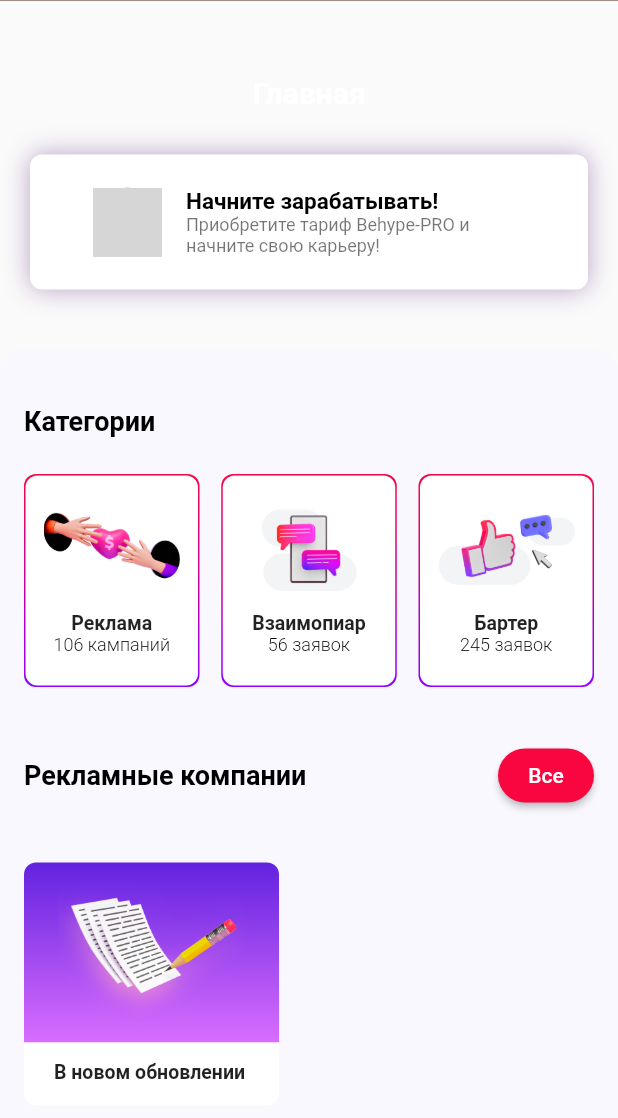
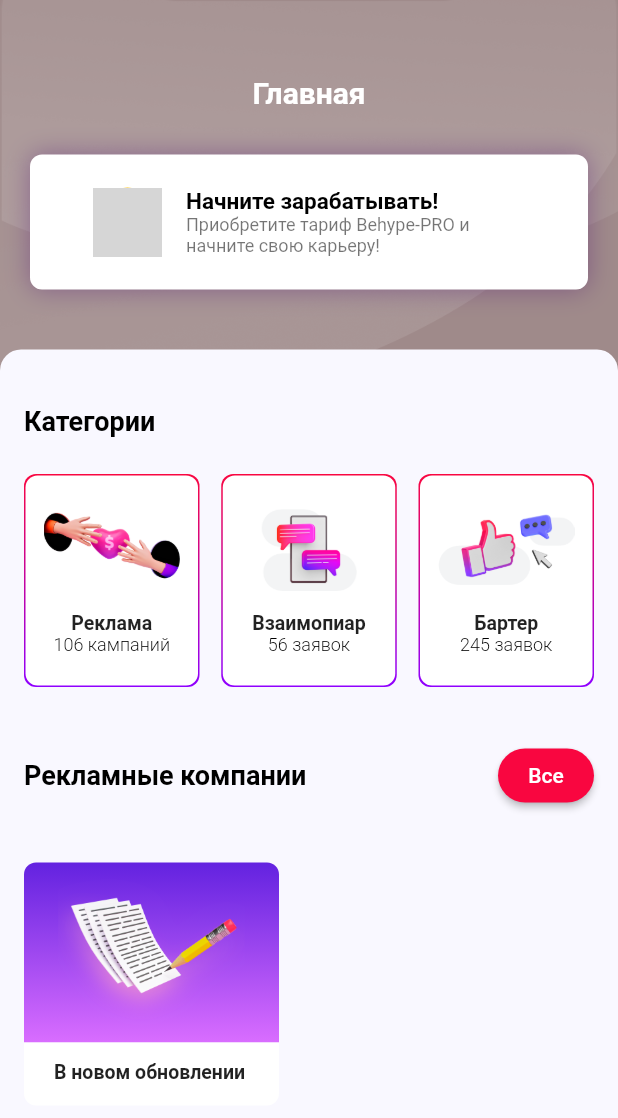
Before and after one commit to AliNurs/flutter_task5, a Flutter app: the screen it shows after launch, on a phone screen of 412 x 824 dp. Shown: the top 1118 px of the screen. Run offline on Flutter 3.47's test engine with Material 2 defaults, Android fonts, the phone set to English and light mode, and no system bars; grey boxes are pictures that could not be loaded.

```diff
--- a/lib/screens/home_screen/MainScreenWidgets.dart
+++ b/lib/screens/home_screen/MainScreenWidgets.dart
@@ -20,37 +20,7 @@ class MainScreenWidgets extends StatelessWidget {
         const SizedBox(
           height: 10,
         ),
-        Padding(
-          padding: const EdgeInsets.all(20),
-          child: Container(
-            padding: EdgeInsets.symmetric(horizontal: 26, vertical: 18),
-            width: double.infinity,
-            decoration: BoxDecoration(
-                color: Colors.white,
-                borderRadius: BorderRadius.circular(8),
-                boxShadow: [
-                  BoxShadow(
-                      color: Color(0xff45006F).withOpacity(0.35),
-                      blurRadius: 14),
-                ]),
-            child: ListTile(
-              leading: Container(
-                decoration: BoxDecoration(
-                  color: Colors.amber,
-                  borderRadius: BorderRadius.circular(25),
-                ),
-                height: 46,
-                width: 46,
-                child: Image.asset(AppImages.molniya),
-              ),
-              title: Text('Начните зарабатывать!',
-                  style: AppTextStyles.black15w700),
-              subtitle: Text(
-                  style: TextStyle(fontSize: 12),
-                  'Приобретите тариф Behype-PRO и начните свою карьеру!'),
-            ),
-          ),
-        ),
+        const Glavnaya(),
         const SizedBox(
           height: 20,
         ),
@@ -66,6 +36,69 @@ class MainScreenWidgets extends StatelessWidget {
             ),
             padding: EdgeInsets.symmetric(horizontal: 16, vertical: 37),
             child: Column(
+              children: const [
+                Category(),
+                SizedBox(
+                  height: 35,
+                ),
+                ReklamniyPart(),
+              ],
+            ),
+          ),
+        ),
+      ],
+    );
+  }
+}
+// Under this codes Three Parts
+//                               Glavnaya()
+//                                         Category()
+//                                                   ReklamniyPart()
+
+class Glavnaya extends StatelessWidget {
+  const Glavnaya({Key? key}) : super(key: key);
+
+  @override
+  Widget build(BuildContext context) {
+    return Padding(
+      padding: const EdgeInsets.all(20),
+      child: Container(
+        padding: EdgeInsets.symmetric(horizontal: 26, vertical: 18),
+        width: double.infinity,
+        decoration: BoxDecoration(
+            color: Colors.white,
+            borderRadius: BorderRadius.circular(8),
+            boxShadow: [
+              BoxShadow(
+                  color: Color(0xff45006F).withOpacity(0.35), blurRadius: 14),
+            ]),
+        child: ListTile(
+          leading: Container(
+            decoration: BoxDecoration(
+              color: Colors.amber,
+              borderRadius: BorderRadius.circular(25),
+            ),
+            height: 46,
+            width: 46,
+            child: Image.asset(AppImages.molniya),
+          ),
+          title:
+              Text('Начните зарабатывать!', style: AppTextStyles.black15w700),
+          subtitle: Text(
+              style: TextStyle(fontSize: 12),
+              'Приобретите тариф Behype-PRO и начните свою карьеру!'),
+        ),
+      ),
+    );
+  }
+}
+
+class Category extends StatelessWidget {
+  const Category({Key? key}) : super(key: key);
+
+  @override
+  Widget build(BuildContext context) {
+    return Column(
       crossAxisAlignment: CrossAxisAlignment.start,
       children: [
         const Text('Категории', style: AppTextStyles.black18w700),
@@ -92,9 +125,19 @@ class MainScreenWidgets extends StatelessWidget {
             ),
           ],
         ),
-                const SizedBox(
-                  height: 35,
-                ),
+      ],
+    );
+  }
+}
+
+class ReklamniyPart extends StatelessWidget {
+  const ReklamniyPart({Key? key}) : super(key: key);
+
+  @override
+  Widget build(BuildContext context) {
+    return Column(
+      crossAxisAlignment: CrossAxisAlignment.start,
+      children: [
         Row(
           mainAxisAlignment: MainAxisAlignment.spaceBetween,
           children: [
@@ -128,17 +171,13 @@ class MainScreenWidgets extends StatelessWidget {
                     topLeft: Radius.circular(8),
                     topRight: Radius.circular(8),
                   ),
-                          gradient: LinearGradient(
-                              colors: [
+                  gradient: LinearGradient(colors: [
                     Color(0xff6322E0),
                     Color(0xffD96DFF),
-                              ],
-                              begin: Alignment.topCenter,
-                              end: Alignment.bottomCenter),
+                  ], begin: Alignment.topCenter, end: Alignment.bottomCenter),
                 ),
                 child: Padding(
-                          padding: EdgeInsets.symmetric(
-                              vertical: 11, horizontal: 15),
+                  padding: EdgeInsets.symmetric(vertical: 11, horizontal: 15),
                   child: Image.asset(AppImages.list),
                 ),
                 height: 120,
@@ -155,8 +194,7 @@ class MainScreenWidgets extends StatelessWidget {
                 height: 42,
                 width: double.infinity,
                 child: const Padding(
-                          padding: EdgeInsets.symmetric(
-                              horizontal: 20, vertical: 12),
+                  padding: EdgeInsets.symmetric(horizontal: 20, vertical: 12),
                   child: Text('В новом обновлении',
                       style: AppTextStyles.black13w700),
                 ),
@@ -165,10 +203,6 @@ class MainScreenWidgets extends StatelessWidget {
           ),
         ),
       ],
-            ),
-          ),
-        ),
-      ],
     );
   }
 }
--- a/lib/screens/home_screen/home_page.dart
+++ b/lib/screens/home_screen/home_page.dart
@@ -14,11 +14,11 @@ class HomePage extends StatelessWidget {
       body: Stack(
         children: const [
           BodyImage(
-            height: 0.66,
+            height: 0.6,
             image: AppImages.bg1,
           ),
           BodyImage(
-            height: 0.33,
+            height: 0.3,
             image: AppImages.bg2,
           ),
           MainScreenWidgets(),
--- a/lib/screens/widgets/body_image.dart
+++ b/lib/screens/widgets/body_image.dart
@@ -1,6 +1,4 @@
 import 'package:flutter/material.dart';
-
-import '../../theme/app_images.dart';
 
 class BodyImage extends StatelessWidget {
   const BodyImage({Key? key, required this.height, required this.image})
@@ -12,7 +10,7 @@ class BodyImage extends StatelessWidget {
   @override
   Widget build(BuildContext context) {
     return SizedBox(
-      height: height,
+      height: MediaQuery.of(context).size.height * height,
       width: MediaQuery.of(context).size.width,
       child: Image.asset(
         image,
```
Lines whose indentation alone changed are shown as unchanged.
